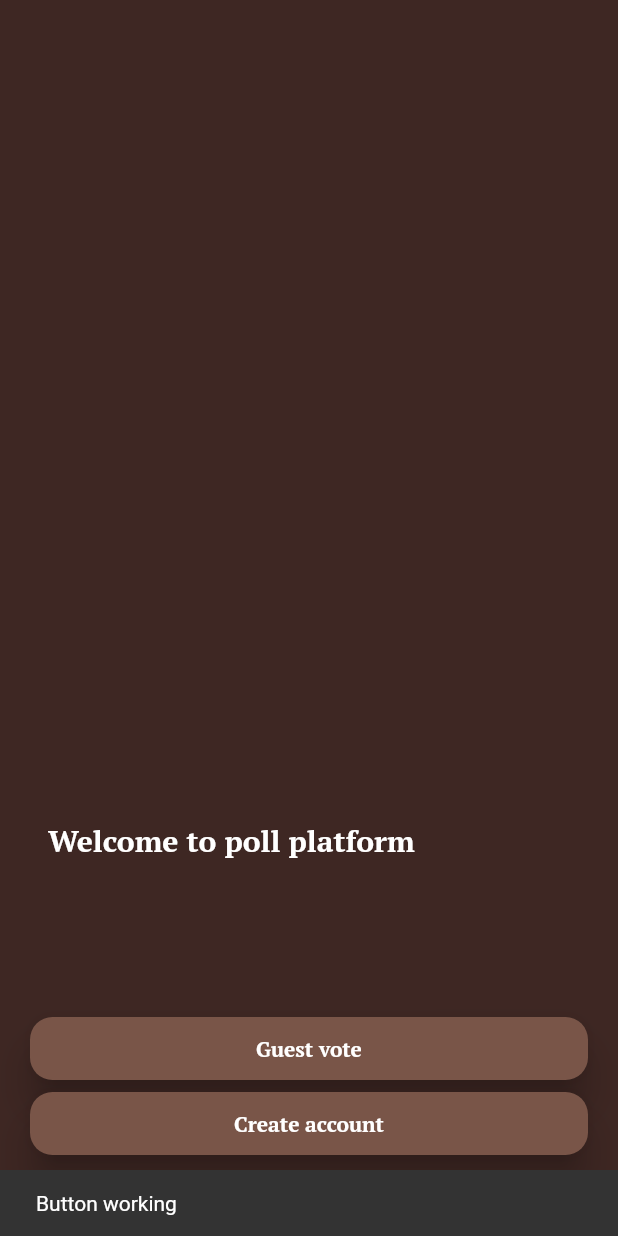
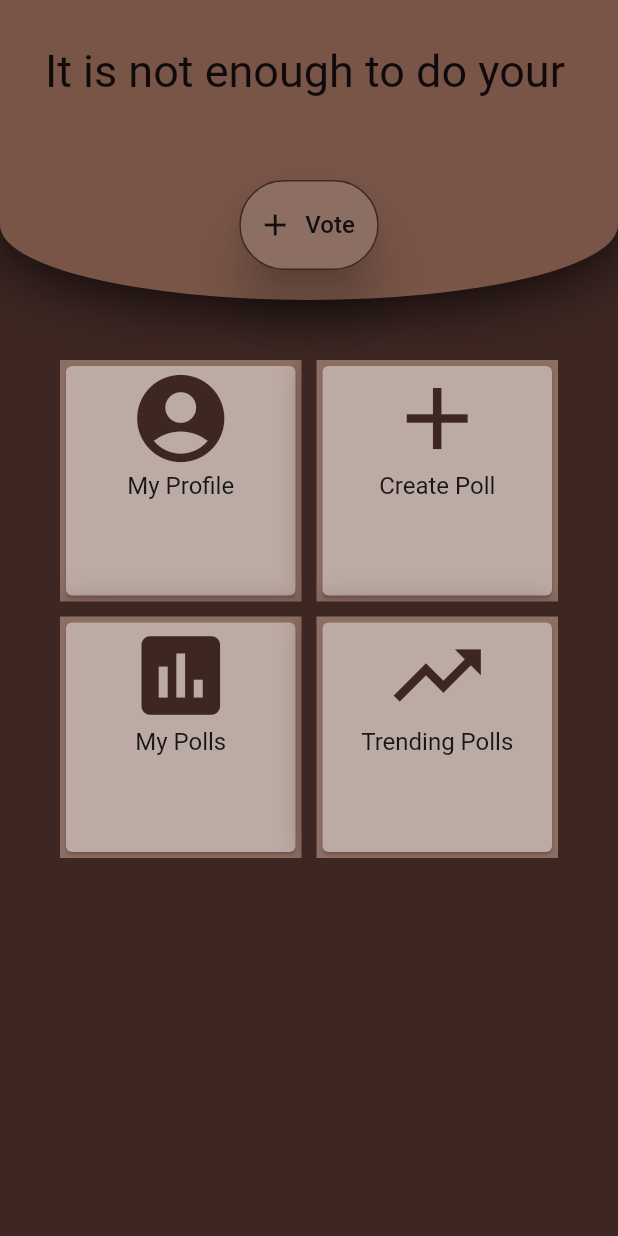
Before and after one commit to MujmillahammedDafedar/Flutter_Polling_Application, a Flutter app: the screen it shows after launch, after a tap on "Create account", on a phone screen of 412 x 824 dp. Run offline on Flutter 3.47's test engine with Material 2 defaults, Android fonts, the light colour scheme and no system bars; our stand-ins replace animated_text_kit; network calls fail; Roboto replaces fonts that are missing (PTs2, Pts, Pts2).

Commit message:
Design updated

```diff
--- a/lib/screens/MyApp.dart
+++ b/lib/screens/MyApp.dart
@@ -1,9 +1,12 @@
 import 'package:flutter/material.dart';
+import 'package:poll/screens/mainPage.dart';
 
 class StartinPage extends StatefulWidget {
   @override
   _StartinPageState createState() => _StartinPageState();
 }
+
+
 
 class _StartinPageState extends State<StartinPage> {
   method() {
@@ -76,7 +79,10 @@ class _StartinPageState extends State<StartinPage> {
                 child: FlatButton(
                   onPressed: () {
                     setState(() {
-                      method();
+                      Navigator.push(
+                        context,
+                        MaterialPageRoute(builder: (context) => Home()),
+                      );
                     });
                   },
                   child: Container(
--- /dev/null
+++ b/lib/screens/mainPage.dart
@@ -0,0 +1,272 @@
+import 'package:flutter/material.dart';
+import 'package:animated_text_kit/animated_text_kit.dart';
+import 'package:poll/screens/profile.dart';
+
+class Home extends StatefulWidget {
+  @override
+  _HomeState createState() => _HomeState();
+}
+
+class _HomeState extends State<Home> {
+  @override
+  Widget build(BuildContext context) {
+    return MaterialApp(
+      home: Scaffold(backgroundColor: Colors.brown.shade900, body: Grid()),
+    );
+  }
+}
+
+class Grid extends StatefulWidget {
+  @override
+  _GridState createState() => _GridState();
+}
+
+class _GridState extends State<Grid> {
+  method() {
+    Scaffold.of(context).showSnackBar(SnackBar(
+      content: Text("Button working"),
+    ));
+  }
+
+  @override
+  Widget build(BuildContext context) {
+    return Column(
+      children: [
+        Row(
+          children: [
+            Expanded(
+              child: new Container(
+                height: 200.0,
+                decoration: new BoxDecoration(
+                  color: Colors.brown,
+                  boxShadow: [new BoxShadow(blurRadius: 40.0)],
+                  borderRadius: new BorderRadius.vertical(
+                      bottom: new Radius.elliptical(
+                          MediaQuery.of(context).size.width, 100.0)),
+                ),
+                child: Column(
+                  children: [
+                    Expanded(
+                      child: Padding(
+                        padding: const EdgeInsets.all(30.0),
+                        child: TyperAnimatedTextKit(
+                            onTap: () {
+                              print("Tap Event");
+                            },
+                            text: [
+                              "It is not enough to do your best,",
+                              "you must know what to do,",
+                              "and then do your best",
+                              "- W.Edwards Deming",
+                            ],
+                            textStyle:
+                                TextStyle(fontSize: 30.0, fontFamily: "PTs2"),
+                            textAlign: TextAlign.start,
+                            alignment: AlignmentDirectional
+                                .topStart // or Alignment.topLeft
+                            ),
+                      ),
+                    ),
+                    Expanded(
+                      child: Padding(
+                        padding: const EdgeInsets.all(20.0),
+                        child: RaisedButton.icon(
+                          elevation: 15.0,
+                          icon: Icon(Icons.add),
+                          label: Text(
+                            'Vote',
+                            style: TextStyle(fontFamily: "Pts2", fontSize: 16),
+                          ),
+                          color: Colors.brown.shade400,
+                          shape: RoundedRectangleBorder(
+                            borderRadius: new BorderRadius.circular(30.0),
+                            side: BorderSide(color: Colors.brown.shade900)
+                          ),
+                          onPressed: () {
+                            setState(() {
+                              method();
+                            });
+                          },
+                          textTheme: ButtonTextTheme.normal,
+                        ),
+                      ),
+                    ),
+                  ],
+                ),
+              ),
+            ),
+          ],
+        ),
+        Expanded(
+          child: GridView.count(
+            primary: false,
+            crossAxisSpacing: 10,
+            padding: EdgeInsets.all(40.0),
+            mainAxisSpacing: 10,
+            crossAxisCount: 2,
+            children: <Widget>[
+              Container(
+                decoration:
+                    new BoxDecoration(color: Colors.brown.shade400, boxShadow: [
+                  new BoxShadow(
+                    color: Colors.brown.shade900,
+                    blurRadius: 20.0,
+                  ),
+                ]),
+                height: 120.0,
+                child: InkWell(
+                  onTap: () {
+                    setState(() {
+                      Navigator.push(context, SlideRightRoute(page: Profile()));
+
+                    });
+                  },
+                  child: Card(
+                    color: Colors.brown.shade200,
+                    child: Column(
+                      children: [
+                        Icon(
+                          Icons.account_circle,
+                          size: 70,
+                          color: Colors.brown.shade900,
+                        ),
+                        Text(
+                          'My Profile',
+                          style: TextStyle(fontFamily: "Pts2", fontSize: 16),
+                        )
+                      ],
+                    ),
+                  ),
+                ),
+              ),
+              Container(
+                decoration:
+                    new BoxDecoration(color: Colors.brown.shade400, boxShadow: [
+                  new BoxShadow(
+                    color: Colors.brown.shade900,
+                    blurRadius: 20.0,
+                  ),
+                ]),
+                height: 120.0,
+                child: InkWell(
+                  onTap: () {
+                    setState(() {
+                      method();
+                    });
+                  },
+                  child: Card(
+                    color: Colors.brown.shade200,
+                    child: Column(
+                      children: [
+                        Icon(
+                          Icons.add,
+                          size: 70,
+                          color: Colors.brown.shade900,
+                        ),
+                        Text(
+                          'Create Poll',
+                          style: TextStyle(fontFamily: "Pts2", fontSize: 16),
+                        )
+                      ],
+                    ),
+                  ),
+                ),
+              ),
+              Container(
+                decoration:
+                    new BoxDecoration(color: Colors.brown.shade400, boxShadow: [
+                  new BoxShadow(
+                    color: Colors.brown.shade900,
+                    blurRadius: 20.0,
+                  ),
+                ]),
+                height: 120.0,
+                child: InkWell(
+                  onTap: () {
+                    setState(() {
+                      method();
+                    });
+                  },
+                  child: Card(
+                    color: Colors.brown.shade200,
+                    child: Column(
+                      children: [
+                        Icon(
+                          Icons.poll,
+                          size: 70,
+                          color: Colors.brown.shade900,
+                        ),
+                        Text(
+                          'My Polls',
+                          style: TextStyle(fontFamily: "Pts2", fontSize: 16),
+                        )
+                      ],
+                    ),
+                  ),
+                ),
+              ),
+              Container(
+                decoration:
+                    new BoxDecoration(color: Colors.brown.shade400, boxShadow: [
+                  new BoxShadow(
+                    color: Colors.brown.shade900,
+                    blurRadius: 20.0,
+                  ),
+                ]),
+                height: 120.0,
+                child: InkWell(
+                  onTap: () {
+                    setState(() {
+                      method();
+                    });
+                  },
+                  child: Card(
+                    color: Colors.brown.shade200,
+                    child: Column(
+                      children: [
+                        Icon(
+                          Icons.trending_up,
+                          size: 70,
+                          color: Colors.brown.shade900,
+                        ),
+                        Text(
+                          'Trending Polls',
+                          style: TextStyle(fontFamily: "Pts2", fontSize: 16),
+                        )
+                      ],
+                    ),
+                  ),
+                ),
+              ),
+            ],
+          ),
+        ),
+      ],
+    );
+  }
+}
+class SlideRightRoute extends PageRouteBuilder {
+  final Widget page;
+  SlideRightRoute({this.page})
+      : super(
+    pageBuilder: (
+        BuildContext context,
+        Animation<double> animation,
+        Animation<double> secondaryAnimation,
+        ) =>
+    page,
+    transitionsBuilder: (
+        BuildContext context,
+        Animation<double> animation,
+        Animation<double> secondaryAnimation,
+        Widget child,
+        ) =>
+        SlideTransition(
+          position: Tween<Offset>(
+            begin: const Offset(-1, 0),
+            end: Offset.zero,
+          ).animate(animation),
+          child: child,
+        ),
+  );
+}
--- /dev/null
+++ b/lib/screens/profile.dart
@@ -0,0 +1,52 @@
+import 'package:flutter/material.dart';
+class Profile extends StatelessWidget {
+  @override
+  Widget build(BuildContext context) {
+      return MaterialApp(
+        home: Scaffold(
+          backgroundColor: Colors.brown.shade900,
+
+          appBar: AppBar(
+            leading: BackButton(
+                color: Colors.brown.shade900,
+              onPressed: (){
+                Navigator.pop(context);
+              },
+            ),
+            backgroundColor: Colors.brown.shade400,
+          ),
+          body: MyProfile(),
+        ),
+      );
+    }
+
+}
+class MyProfile extends StatefulWidget {
+  @override
+  _MyProfileState createState() => _MyProfileState();
+}
+
+class _MyProfileState extends State<MyProfile> {
+  @override
+  Widget build(BuildContext context) {
+    return Container(
+      child: Card(
+        child: Column(
+           mainAxisAlignment: MainAxisAlignment.center,
+          children: [
+            Expanded(
+              child: CircleAvatar(
+                radius: 40.0,
+                backgroundImage: NetworkImage('https://upload.wikimedia.org/wikipedia/commons/thumb/0/07/Sushant_Singh_Rajput.jpg/330px-Sushant_Singh_Rajput.jpg'),
+              ),
+            ),
+            Expanded(
+              child: Text('Sushant Sing Rajput'),
+            )
+
+          ],
+        ),
+      ),
+    );
+  }
+}
--- a/pubspec.yaml
+++ b/pubspec.yaml
@@ -25,9 +25,11 @@ dependencies:
     sdk: flutter
 
 
+
   # The following adds the Cupertino Icons font to your application.
   # Use with the CupertinoIcons class for iOS style icons.
   cupertino_icons: ^0.1.3
+  animated_text_kit: ^2.2.0
 
 dev_dependencies:
   flutter_test:
@@ -47,6 +49,9 @@ flutter:
     - family: PTs
       fonts:
         - asset: assets/PTSerif-Regular.ttf
+    - family: PTs2
+      fonts:
+        - asset: assets/Fondamento-Regular.ttf
 
   # To add assets to your application, add an assets section, like this:
   # assets:
```
Also changed, not shown: pubspec.lock.
